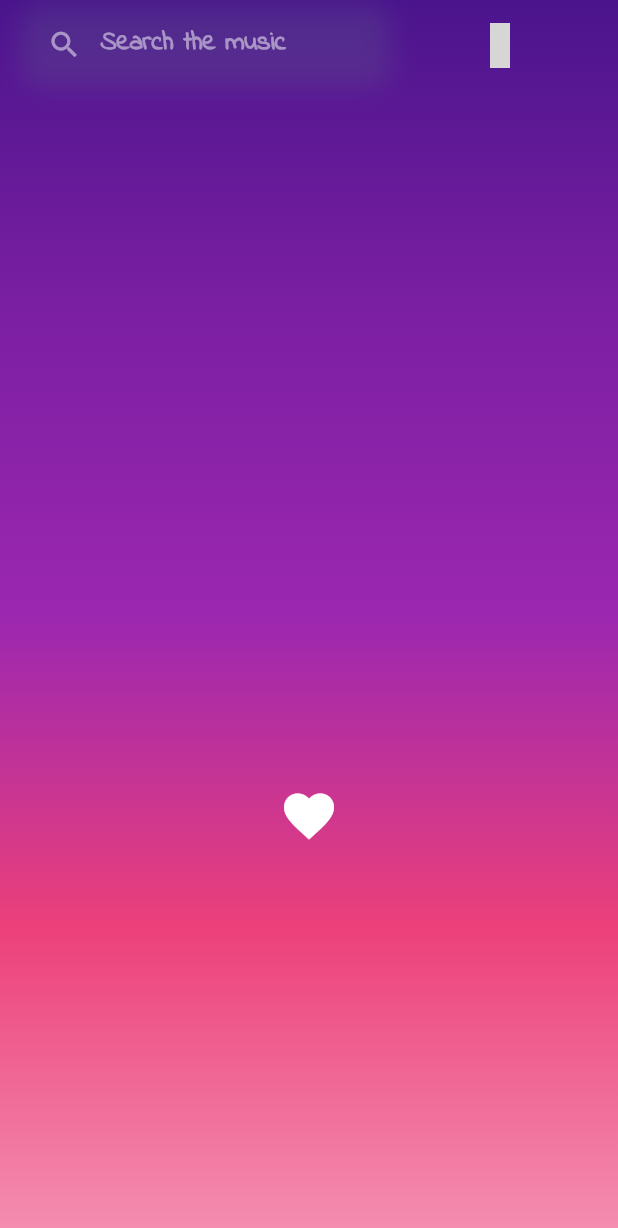
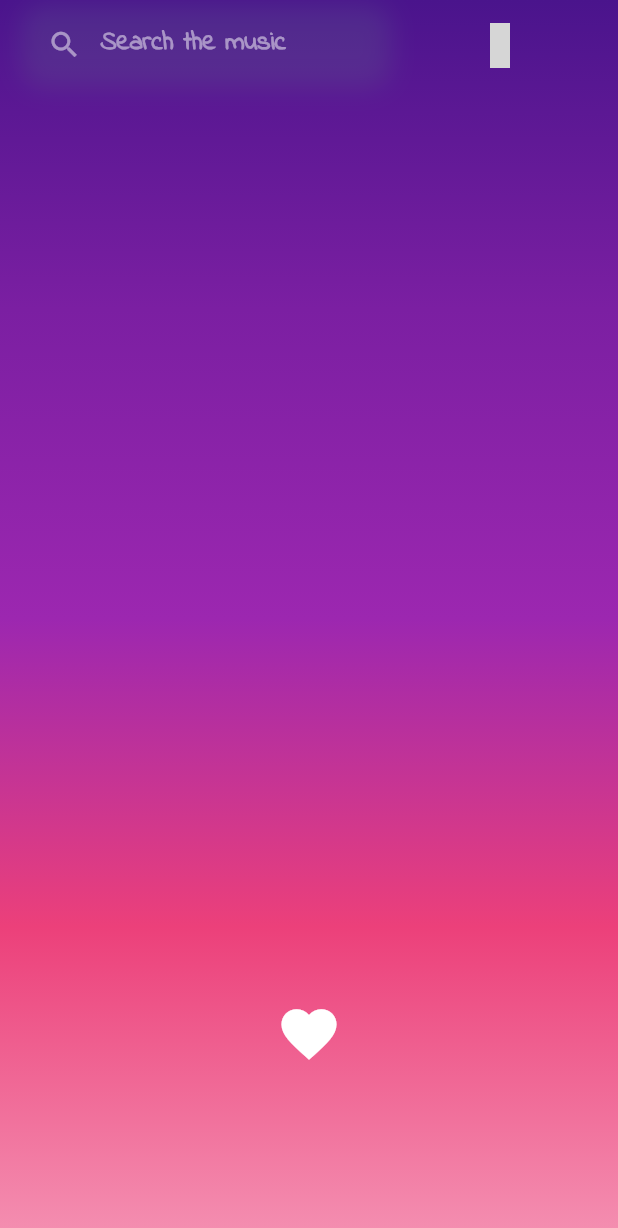
Before and after one commit to plan11plan/youtube-mp3-mp4-player, a Flutter app: the Video screen opened directly, after a tap on an icon or button, on a phone screen of 412 x 824 dp. Shown: the top 1228 px of the screen. Run offline on Flutter 3.47's test engine with Material 2 defaults, Android fonts, the phone set to English and light mode, and no system bars; drawn by our look-alikes of avatar_glow, like_button; our stand-ins replace audio_service, curved_navigation_bar, flutter_slidable, get, hive, hive_flutter and 7 more; missing offline and left inert: dart:ffi, ffmpeg_kit_flutter, youtube_explode_dart; accounts and stored records are empty; grey boxes are pictures that could not be loaded.

```diff
--- a/lib/screen/home/Music.dart
+++ b/lib/screen/home/Music.dart
@@ -530,13 +530,27 @@ class _MusicState extends State<Music> {
                         ),
                       ),
 
+                      Stack(
+                        children: [
+                          // 기존의 SizedBox
                           SizedBox(
-                        height: 300,
+                            height: 160,
                             child: Align(
                               alignment: Alignment.topCenter,
+                              child: Container(
+                                // 여기에 필요한 위젯이나 디자인을 추가하세요.
+                              ),
+                            ),
+                          ),
+                          // LikeButton 위치 변경
+                          Align(
+                            alignment: Alignment.center,
+                            child: Container(
+                              height: 50.0,  // 아이콘 크기와 동일하게 설정
+                              width: 50.0,   // 아이콘 크기와 동일하게 설정
                               child: LikeButton(
                                 isLiked: _isLiked,
-                            size: 40.0,
+                                size: 44.0,
                                 circleColor: CircleColor(start: Color(0xff00ddff), end: Color(0xff0099cc)),
                                 bubblesColor: BubblesColor(
                                   dotPrimaryColor: Color(0xff33b5e5),
@@ -546,7 +560,7 @@ class _MusicState extends State<Music> {
                                   return Icon(
                                     Icons.favorite,
                                     color: isLiked ? Colors.red : Colors.white,
-                                size: 40.0,
+                                    size: 44.0,
                                   );
                                 },
                                 onTap: (isLiked) async {
@@ -555,7 +569,13 @@ class _MusicState extends State<Music> {
                                 },
                               ),
                             ),
-                      )
+                          ),
+                        ],
+                      ),
+
+
+
+
 
 
                     ],
--- a/lib/screen/home/Video.dart
+++ b/lib/screen/home/Video.dart
@@ -463,13 +463,27 @@ class _VideoState extends State<Video> {
                         ),
                       ),
 
+                      Stack(
+                        children: [
+                          // 기존의 SizedBox
                           SizedBox(
-                        height: 300,
+                            height: 160,
                             child: Align(
                               alignment: Alignment.topCenter,
+                              child: Container(
+                                // 여기에 필요한 위젯이나 디자인을 추가하세요.
+                              ),
+                            ),
+                          ),
+                          // LikeButton 위치 변경
+                          Align(
+                            alignment: Alignment.center,
+                            child: Container(
+                              height: 50.0,  // 아이콘 크기와 동일하게 설정
+                              width: 50.0,   // 아이콘 크기와 동일하게 설정
                               child: LikeButton(
                                 isLiked: _isLiked,
-                            size: 40.0,
+                                size: 44.0,
                                 circleColor: CircleColor(start: Color(0xff00ddff), end: Color(0xff0099cc)),
                                 bubblesColor: BubblesColor(
                                   dotPrimaryColor: Color(0xff33b5e5),
@@ -479,7 +493,7 @@ class _VideoState extends State<Video> {
                                   return Icon(
                                     Icons.favorite,
                                     color: isLiked ? Colors.red : Colors.white,
-                                size: 40.0,
+                                    size: 44.0,
                                   );
                                 },
                                 onTap: (isLiked) async {
@@ -488,7 +502,10 @@ class _VideoState extends State<Video> {
                                 },
                               ),
                             ),
-                      )
+                          ),
+                        ],
+                      ),
+
 
                     ],
                   ),
```
Also changed, not shown: lib/screen/home/Playlist.dart (+31 -10 lines), lib/screen/playScreen/playlist_screen.dart (+94 -2 lines). Lines whose indentation alone changed are shown as unchanged.
